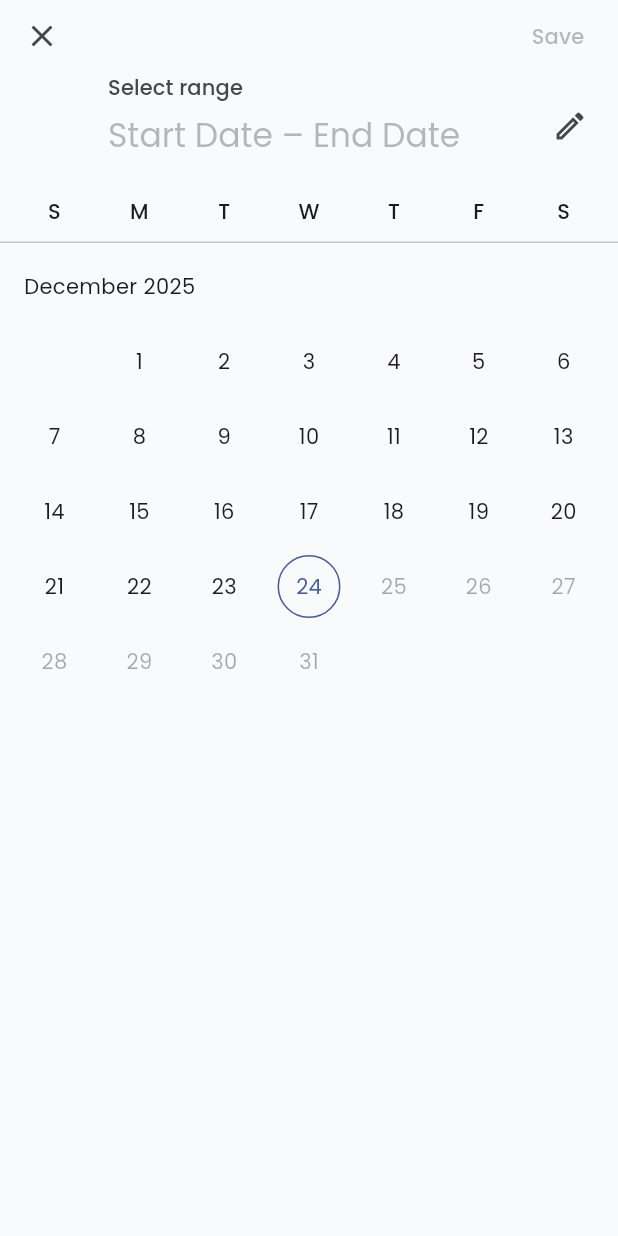
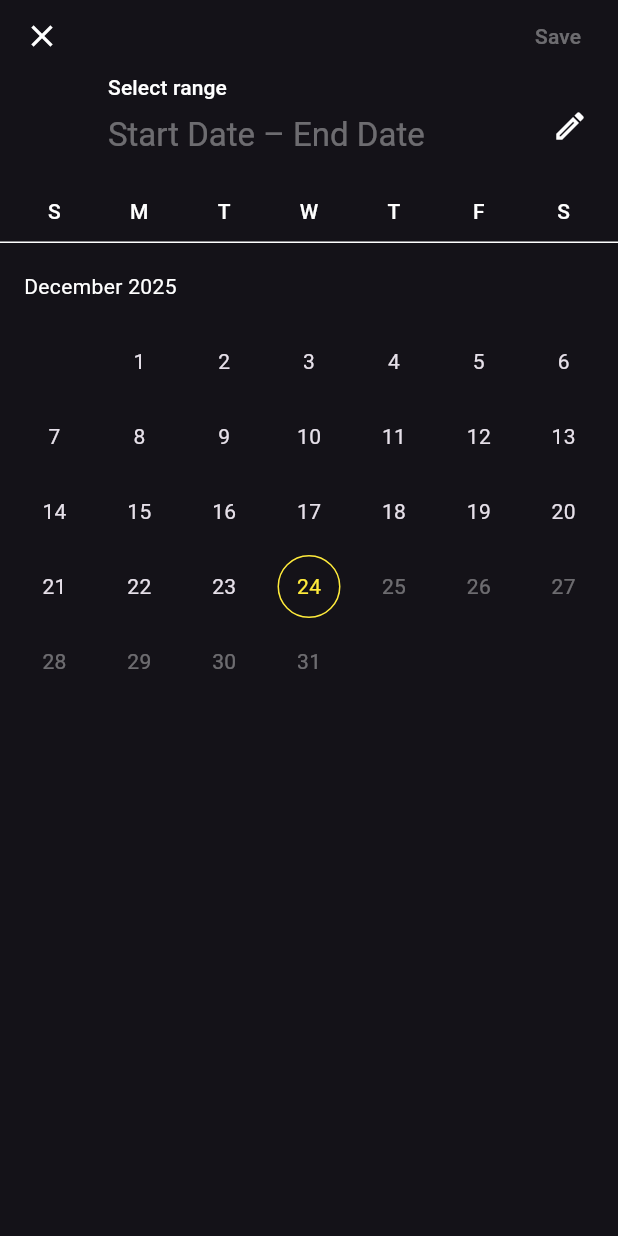
Before and after one commit to AbdullahRFA/vision_mart_app, a Flutter app: the AnalyticsScreen screen opened directly, after a tap on "Period", on a phone screen of 412 x 824 dp. Run offline on Flutter 3.47's test engine with Material 3 defaults, Android fonts, the light colour scheme and no system bars; our stand-ins replace cloud_firestore, firebase_auth, firebase_core, flutter_riverpod, google_fonts, pdf and 1 more; accounts and stored records are empty.

Commit message:
deploy project
Signed-off-by: AbdullahRFA <shakibrybmn@gmail.com>

```diff
--- a/lib/src/features/analytics/presentation/analytics_screen.dart
+++ b/lib/src/features/analytics/presentation/analytics_screen.dart
@@ -3,7 +3,7 @@ import 'package:flutter_riverpod/flutter_riverpod.dart';
 import 'package:intl/intl.dart';
 import 'package:cloud_firestore/cloud_firestore.dart';
 import '../data/analytics_repository.dart';
-import 'sales_detail_screen.dart'; // 👈 1. IMPORT ADDED
+import 'sales_detail_screen.dart';
 
 class AnalyticsScreen extends ConsumerWidget {
   const AnalyticsScreen({super.key});
@@ -12,18 +12,27 @@ class AnalyticsScreen extends ConsumerWidget {
   Widget build(BuildContext context, WidgetRef ref) {
     final salesAsync = ref.watch(salesReportProvider);
     final currentRange = ref.watch(dateRangeProvider);
-    final isDark = Theme.of(context).brightness == Brightness.dark;
+
+    // Enforcing Dark Background to support White/Yellow text
+    const backgroundColor = Color(0xFF0F172A);
+    const cardColor = Color(0xFF1E293B);
 
     return Scaffold(
-      appBar: AppBar(title: const Text("Business Report")),
+      backgroundColor: backgroundColor,
+      appBar: AppBar(
+        title: const Text("Business Report", style: TextStyle(color: Colors.white, fontWeight: FontWeight.bold)),
+        backgroundColor: backgroundColor,
+        iconTheme: const IconThemeData(color: Colors.white),
+        elevation: 0,
+      ),
       body: Column(
         children: [
           // 1. HEADER & FILTERS
           Container(
             padding: const EdgeInsets.fromLTRB(16, 0, 16, 16),
-            decoration: BoxDecoration(
-              color: isDark ? const Color(0xFF0F172A) : Colors.white,
-              border: Border(bottom: BorderSide(color: isDark ? Colors.white10 : Colors.grey.shade200)),
+            decoration: const BoxDecoration(
+              color: cardColor,
+              border: Border(bottom: BorderSide(color: Colors.white10)),
             ),
             child: Column(
               children: [
@@ -33,23 +42,23 @@ class AnalyticsScreen extends ConsumerWidget {
                   child: Container(
                     padding: const EdgeInsets.symmetric(horizontal: 16, vertical: 12),
                     decoration: BoxDecoration(
-                      color: Theme.of(context).primaryColor.withOpacity(0.08),
+                      color: Colors.yellow.withOpacity(0.1),
                       borderRadius: BorderRadius.circular(12),
-                      border: Border.all(color: Theme.of(context).primaryColor.withOpacity(0.2)),
+                      border: Border.all(color: Colors.yellow.withOpacity(0.3)),
                     ),
                     child: Row(
                       mainAxisAlignment: MainAxisAlignment.spaceBetween,
                       children: [
-                        Row(
+                        const Row(
                           children: [
-                            Icon(Icons.calendar_month_rounded, color: Theme.of(context).primaryColor, size: 20),
-                            const SizedBox(width: 10),
-                            Text("Period", style: TextStyle(fontWeight: FontWeight.bold, color: Theme.of(context).primaryColor)),
+                            Icon(Icons.calendar_month_rounded, color: Colors.yellow, size: 20),
+                            SizedBox(width: 10),
+                            Text("Period", style: TextStyle(fontWeight: FontWeight.bold, color: Colors.yellow)),
                           ],
                         ),
                         Text(
                           "${DateFormat('dd MMM').format(currentRange.start)} - ${DateFormat('dd MMM').format(currentRange.end)}",
-                          style: TextStyle(fontWeight: FontWeight.bold, color: isDark ? Colors.white : Colors.black87),
+                          style: const TextStyle(fontWeight: FontWeight.bold, color: Colors.white),
                         ),
                       ],
                     ),
@@ -66,6 +75,11 @@ class AnalyticsScreen extends ConsumerWidget {
                       _FilterChip(label: "This Week", onTap: () => _setRange(ref, 'Week')),
                       const SizedBox(width: 8),
                       _FilterChip(label: "This Month", onTap: () => _setRange(ref, 'Month')),
+                      const SizedBox(width: 8),
+                      // 👇 NEW FILTERS
+                      _FilterChip(label: "This Year", onTap: () => _setRange(ref, 'Year')),
+                      const SizedBox(width: 8),
+                      _FilterChip(label: "All Time", onTap: () => _setRange(ref, 'All')),
                     ],
                   ),
                 ),
@@ -77,7 +91,7 @@ class AnalyticsScreen extends ConsumerWidget {
           Expanded(
             child: salesAsync.when(
               data: (allInvoices) {
-                // 👇 FILTER: Only show sales where Due is effectively 0 (Fully Paid)
+                // Filter: Only show sales where Due is effectively 0 (Fully Paid)
                 final invoices = allInvoices.where((invoice) {
                   final due = (invoice['dueAmount'] ?? 0).toDouble();
                   return due <= 0.5;
@@ -97,9 +111,9 @@ class AnalyticsScreen extends ConsumerWidget {
                     child: Column(
                       mainAxisAlignment: MainAxisAlignment.center,
                       children: [
-                        Icon(Icons.check_circle_outline, size: 80, color: Colors.grey.withOpacity(0.3)),
+                        Icon(Icons.check_circle_outline, size: 80, color: Colors.white.withOpacity(0.1)),
                         const SizedBox(height: 16),
-                        Text("No fully paid records found", style: TextStyle(color: Colors.grey.withOpacity(0.8))),
+                        Text("No fully paid records found", style: TextStyle(color: Colors.white.withOpacity(0.5))),
                       ],
                     ),
                   );
@@ -117,7 +131,7 @@ class AnalyticsScreen extends ConsumerWidget {
                           child: _MetricCard(
                             title: "Revenue (Cash)",
                             value: "৳${totalRevenue.toStringAsFixed(0)}",
-                            color: Colors.blue,
+                            color: Colors.green, // Revenue is Green
                             icon: Icons.attach_money,
                           ),
                         ),
@@ -126,7 +140,7 @@ class AnalyticsScreen extends ConsumerWidget {
                           child: _MetricCard(
                             title: "Net Profit",
                             value: "৳${totalProfit.toStringAsFixed(0)}",
-                            color: totalProfit < 0 ? Colors.red : Colors.green,
+                            color: totalProfit < 0 ? Colors.red : Colors.green, // Green/Red Logic
                             icon: totalProfit < 0 ? Icons.trending_down : Icons.trending_up,
                             isHighlighted: true,
                           ),
@@ -138,7 +152,7 @@ class AnalyticsScreen extends ConsumerWidget {
                     _MetricCard(
                       title: "Completed Orders",
                       value: "$totalOrders",
-                      color: Colors.orange,
+                      color: Colors.yellow, // Count is Yellow
                       icon: Icons.receipt_long,
                       isHorizontal: true,
                     ),
@@ -154,10 +168,10 @@ class AnalyticsScreen extends ConsumerWidget {
                             padding: const EdgeInsets.symmetric(vertical: 12.0),
                             child: Text(
                               entry.key,
-                              style: TextStyle(
+                              style: const TextStyle(
                                   fontSize: 16,
                                   fontWeight: FontWeight.bold,
-                                  color: isDark ? Colors.white70 : Colors.grey[800]
+                                  color: Colors.yellow // Header Yellow
                               ),
                             ),
                           ),
@@ -166,7 +180,6 @@ class AnalyticsScreen extends ConsumerWidget {
                             final timeStr = DateFormat('hh:mm a').format(date);
                             final itemCount = invoice['itemCount'] ?? 1;
 
-                            // 👇 2. NAVIGATION LOGIC ADDED
                             return InkWell(
                               onTap: () {
                                 Navigator.push(
@@ -192,8 +205,8 @@ class AnalyticsScreen extends ConsumerWidget {
                   ],
                 );
               },
-              loading: () => const Center(child: CircularProgressIndicator()),
-              error: (e, s) => Center(child: Text("Error: $e")),
+              loading: () => const Center(child: CircularProgressIndicator(color: Colors.yellow)),
+              error: (e, s) => Center(child: Text("Error: $e", style: const TextStyle(color: Colors.red))),
             ),
           ),
         ],
@@ -231,10 +244,14 @@ class AnalyticsScreen extends ConsumerWidget {
     if (type == 'Today') {
       start = DateTime(now.year, now.month, now.day, 0, 0, 0);
     } else if (type == 'Week') {
-      start = now.subtract(Duration(days: now.weekday));
+      start = now.subtract(Duration(days: now.weekday - 1));
       start = DateTime(start.year, start.month, start.day, 0, 0, 0);
     } else if (type == 'Month') {
       start = DateTime(now.year, now.month, 1, 0, 0, 0);
+    } else if (type == 'Year') {
+      start = DateTime(now.year, 1, 1, 0, 0, 0);
+    } else if (type == 'All') {
+      start = DateTime(2020, 1, 1, 0, 0, 0);
     } else {
       return;
     }
@@ -247,6 +264,19 @@ class AnalyticsScreen extends ConsumerWidget {
       firstDate: DateTime(2023),
       lastDate: DateTime.now(),
       currentDate: DateTime.now(),
+      builder: (context, child) {
+        return Theme(
+          data: ThemeData.dark().copyWith(
+            colorScheme: const ColorScheme.dark(
+              primary: Colors.yellow,
+              onPrimary: Colors.black,
+              surface: Color(0xFF1E293B),
+              onSurface: Colors.white,
+            ),
+          ),
+          child: child!,
+        );
+      },
     );
 
     if (picked != null) {
@@ -265,18 +295,17 @@ class _FilterChip extends StatelessWidget {
 
   @override
   Widget build(BuildContext context) {
-    final isDark = Theme.of(context).brightness == Brightness.dark;
     return InkWell(
       onTap: onTap,
       borderRadius: BorderRadius.circular(20),
       child: Container(
         padding: const EdgeInsets.symmetric(horizontal: 16, vertical: 8),
         decoration: BoxDecoration(
-          color: isDark ? const Color(0xFF1E293B) : Colors.grey.shade100,
+          color: const Color(0xFF1E293B),
           borderRadius: BorderRadius.circular(20),
-          border: Border.all(color: isDark ? Colors.white10 : Colors.grey.shade300),
+          border: Border.all(color: Colors.white24),
         ),
-        child: Text(label, style: TextStyle(color: isDark ? Colors.white70 : Colors.grey.shade800, fontSize: 13, fontWeight: FontWeight.w500)),
+        child: Text(label, style: const TextStyle(color: Colors.white, fontSize: 13, fontWeight: FontWeight.w500)),
       ),
     );
   }
@@ -301,19 +330,15 @@ class _MetricCard extends StatelessWidget {
 
   @override
   Widget build(BuildContext context) {
-    final isDark = Theme.of(context).brightness == Brightness.dark;
-
     return Container(
       padding: const EdgeInsets.all(20),
       decoration: BoxDecoration(
-        color: isHighlighted
-            ? color
-            : (isDark ? const Color(0xFF1E293B) : Colors.white),
+        color: const Color(0xFF1E293B),
         borderRadius: BorderRadius.circular(20),
-        border: isHighlighted ? null : Border.all(color: color.withOpacity(0.2)),
+        border: isHighlighted ? Border.all(color: color, width: 2) : Border.all(color: Colors.white10),
         boxShadow: [
           BoxShadow(
-            color: color.withOpacity(isHighlighted ? 0.3 : 0.05),
+            color: Colors.black.withOpacity(0.2),
             blurRadius: 10,
             offset: const Offset(0, 4),
           ),
@@ -331,8 +356,8 @@ class _MetricCard extends StatelessWidget {
           Column(
             crossAxisAlignment: CrossAxisAlignment.start,
             children: [
-              Text(title, style: TextStyle(color: isDark ? Colors.white60 : Colors.grey[600], fontSize: 12)),
-              Text(value, style: TextStyle(fontSize: 20, fontWeight: FontWeight.bold, color: isDark ? Colors.white : Colors.black87)),
+              Text(title, style: const TextStyle(color: Colors.white70, fontSize: 12)),
+              Text(value, style: const TextStyle(fontSize: 20, fontWeight: FontWeight.bold, color: Colors.white)),
             ],
           ),
         ],
@@ -343,16 +368,16 @@ class _MetricCard extends StatelessWidget {
           Container(
             padding: const EdgeInsets.all(8),
             decoration: BoxDecoration(
-              color: isHighlighted ? Colors.white.withOpacity(0.2) : color.withOpacity(0.1),
+              color: color.withOpacity(0.1),
               borderRadius: BorderRadius.circular(8),
             ),
-            child: Icon(icon, color: isHighlighted ? Colors.white : color, size: 24),
+            child: Icon(icon, color: color, size: 24),
           ),
           const SizedBox(height: 12),
           Text(
             title,
-            style: TextStyle(
-              color: isHighlighted ? Colors.white.withOpacity(0.9) : (isDark ? Colors.white60 : Colors.grey[600]),
+            style: const TextStyle(
+              color: Colors.white70,
               fontSize: 12,
               fontWeight: FontWeight.w500,
             ),
@@ -363,7 +388,7 @@ class _MetricCard extends StatelessWidget {
             style: TextStyle(
               fontSize: 22,
               fontWeight: FontWeight.bold,
-              color: isHighlighted ? Colors.white : (isDark ? Colors.white : Colors.black87),
+              color: isHighlighted ? color : Colors.white,
             ),
           ),
         ],
@@ -389,41 +414,39 @@ class _TransactionCard extends StatelessWidget {
 
   @override
   Widget build(BuildContext context) {
-    final isDark = Theme.of(context).brightness == Brightness.dark;
-
     return Container(
       margin: const EdgeInsets.only(bottom: 12),
       padding: const EdgeInsets.all(16),
       decoration: BoxDecoration(
-        color: isDark ? const Color(0xFF1E293B) : Colors.white,
+        color: const Color(0xFF1E293B),
         borderRadius: BorderRadius.circular(16),
-        border: Border.all(color: isDark ? Colors.white10 : Colors.grey.shade100),
+        border: Border.all(color: Colors.white10),
       ),
       child: Row(
         children: [
           Container(
             padding: const EdgeInsets.all(10),
             decoration: BoxDecoration(
-              color: Colors.blue.withOpacity(0.1),
+              color: Colors.white.withOpacity(0.05),
               shape: BoxShape.circle,
             ),
-            child: const Icon(Icons.receipt_long_rounded, color: Colors.blue, size: 20),
+            child: const Icon(Icons.receipt_long_rounded, color: Colors.yellow, size: 20),
           ),
           const SizedBox(width: 16),
           Expanded(
             child: Column(
               crossAxisAlignment: CrossAxisAlignment.start,
               children: [
-                Text(title, style: const TextStyle(fontWeight: FontWeight.bold, fontSize: 15)),
+                Text(title, style: const TextStyle(fontWeight: FontWeight.bold, fontSize: 15, color: Colors.white)),
                 const SizedBox(height: 2),
-                Text("$subtitle • $date", style: const TextStyle(fontSize: 12, color: Colors.grey)),
+                Text("$subtitle • $date", style: const TextStyle(fontSize: 12, color: Colors.white54)),
               ],
             ),
           ),
           Column(
             crossAxisAlignment: CrossAxisAlignment.end,
             children: [
-              Text(amount, style: const TextStyle(fontWeight: FontWeight.bold, fontSize: 16)),
+              Text(amount, style: const TextStyle(fontWeight: FontWeight.bold, fontSize: 16, color: Colors.green)),
               Container(
                 margin: const EdgeInsets.only(top: 4),
                 padding: const EdgeInsets.symmetric(horizontal: 6, vertical: 2),
@@ -433,7 +456,7 @@ class _TransactionCard extends StatelessWidget {
                 ),
                 child: Text(
                   "+$profit",
-                  style: TextStyle(fontSize: 10, color: Colors.green.shade700, fontWeight: FontWeight.bold),
+                  style: TextStyle(fontSize: 10, color: Colors.green.shade400, fontWeight: FontWeight.bold),
                 ),
               ),
             ],
```
Also changed, not shown: 1 other file.
